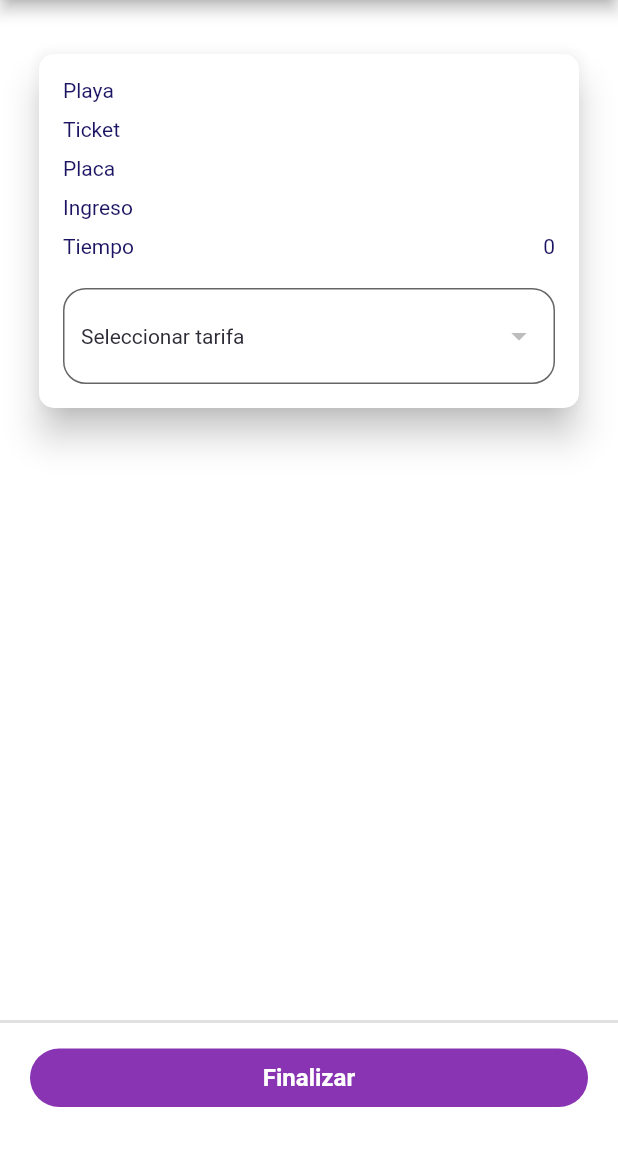
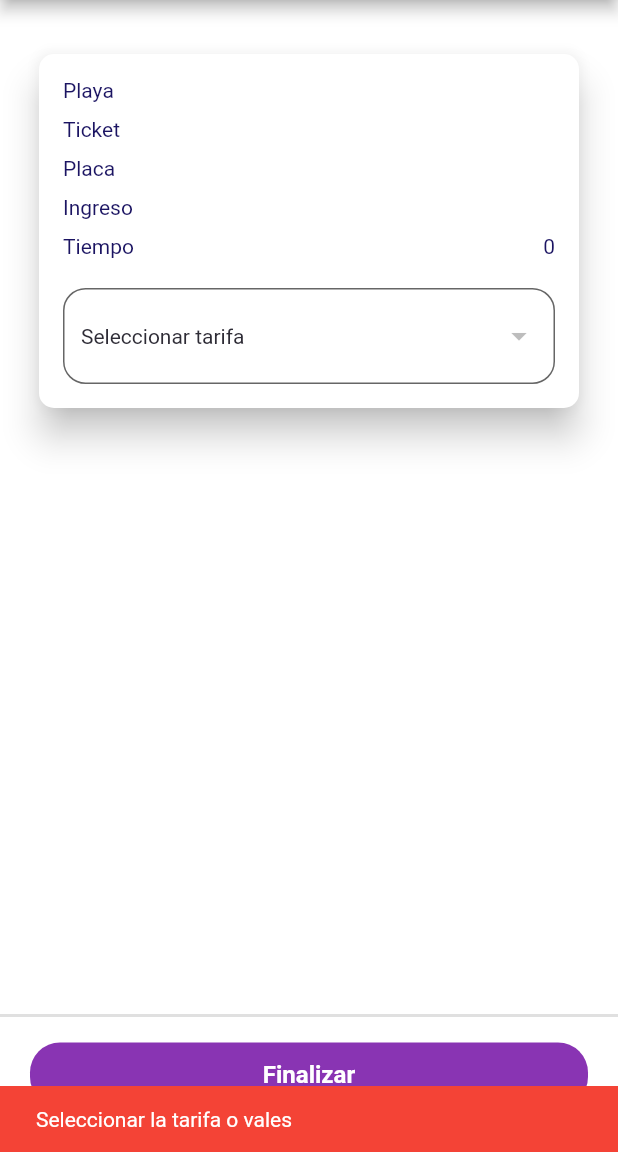
Before and after one commit to jhonkevinv/apparka-biz-copy, a Flutter app: the SelectionPage screen opened directly with empty values, after a tap on "Finalizar", on a phone screen of 412 x 824 dp, the part 84-1236 px from its top. Run offline on Flutter 3.47's test engine with Material 3 defaults, Android fonts, the phone set to English and light mode, and no system bars; our stand-ins replace dio, flutter_easyloading, get_storage; missing offline and left inert: qr_code_scanner_plus; accounts and stored records are empty.

```diff
--- a/lib/src/screen/report_screen/consumption/consumption_page.dart
+++ b/lib/src/screen/report_screen/consumption/consumption_page.dart
@@ -125,8 +125,8 @@ class _RequestPageState extends State<ConsumptionPage> {
                                 iconEnabledColor: AppTheme.primary,
                                 isExpanded: true,
                                 value: dropDownValue,
-                                onChanged: (Value) => setState(() {
-                                  dropDownValue = Value;
+                                onChanged: (value) => setState(() {
+                                  dropDownValue = value;
                                 }),
                                 items: selectItem
                                     .map((tarifa) => DropdownMenuItem(
@@ -172,7 +172,7 @@ class _RequestPageState extends State<ConsumptionPage> {
                                       AppTheme.white,
                                       FontWeight.w600),
                                 ),
-                                Container(
+                                SizedBox(
                                   height: 320,
                                   child: ListView(
                                     children: [
--- a/lib/src/screen/report_screen/report_page.dart
+++ b/lib/src/screen/report_screen/report_page.dart
@@ -1,4 +1,3 @@
-import 'package:estacionamiento_aparka/src/screen/report_screen/consumption/consumption_page.dart';
 import 'package:estacionamiento_aparka/src/screen/report_screen/request/request_page.dart';
 import 'package:estacionamiento_aparka/src/theme/app_theme.dart';
 import 'package:flutter/material.dart';
--- a/lib/src/screen/report_screen/request/request_page.dart
+++ b/lib/src/screen/report_screen/request/request_page.dart
@@ -14,7 +14,6 @@ class _RequestPageState extends State<RequestPage> {
 
   @override
   void initState() {
-    // TODO: implement initState
     super.initState();
     data();
   }
--- a/lib/src/screen/validation_screen/selection_page.dart
+++ b/lib/src/screen/validation_screen/selection_page.dart
@@ -1,12 +1,12 @@
-import 'dart:convert';
-
+import 'package:estacionamiento_aparka/src/services/services.dart';
 import 'package:estacionamiento_aparka/src/theme/app_theme.dart';
 import 'package:flutter/material.dart';
+import 'package:flutter_easyloading/flutter_easyloading.dart';
 
 class SelectionPage extends StatefulWidget {
-  SelectionPage({super.key, this.mapData});
+  const SelectionPage({super.key, this.mapData});
 
-  dynamic mapData;
+  final dynamic mapData;
 
   @override
   State<SelectionPage> createState() => _SelectionPageState();
@@ -14,15 +14,35 @@ class SelectionPage extends StatefulWidget {
 
 class _SelectionPageState extends State<SelectionPage> {
   String? dropDownValue;
-  int index = 0;
   List listDropdown = [];
-  List<String> selectItem = ['Eventuales por minuto', 'Experta Clientes 3h'];
+  List listVales = [];
+  List<int> items = [];
+  List<int> items2 = [];
 
   @override
   void initState() {
-    // TODO: implement initState
     super.initState();
+    items = List.generate(widget.mapData['vales'].length, (index) => 0);
+    items2 = List.generate(widget.mapData['vales'].length,
+        (index) => widget.mapData['vales'][index]['minutosNumero']);
     listDropdown = widget.mapData['tarifas'];
+    listVales = widget.mapData['vales'];
+  }
+
+  // Incrementar valor
+  void increment(int index) {
+    setState(() {
+      items[index]++;
+    });
+  }
+
+  // Decrementar valor
+  void decrement(int index) {
+    setState(() {
+      if (items[index] > 0) {
+        items[index]--;
+      }
+    });
   }
 
   @override
@@ -68,23 +88,28 @@ class _SelectionPageState extends State<SelectionPage> {
                           padding: const EdgeInsets.all(16),
                           child: Column(
                             children: [
-                              TextCard('Playa', widget.mapData['idPlaya'].toString()),
+                              TextCard('Playa',
+                                  widget.mapData['idPlaya'].toString()),
                               const SizedBox(
                                 height: 10,
                               ),
-                              TextCard('Ticket', widget.mapData['numero'].toString()),
+                              TextCard('Ticket',
+                                  widget.mapData['numero'].toString()),
                               const SizedBox(
                                 height: 10,
                               ),
-                              TextCard('Placa',  widget.mapData['placa'].toString()),
+                              TextCard('Placa',
+                                  widget.mapData['placa'] ?? 'Sin placa'),
                               const SizedBox(
                                 height: 10,
                               ),
-                              TextCard('Ingreso', widget.mapData['horaIngreso'].toString()),
+                              TextCard('Ingreso',
+                                  widget.mapData['horaIngreso'].toString()),
                               const SizedBox(
                                 height: 10,
                               ),
-                              TextCard('Tiempo', widget.mapData['tiempoTotal'].toString()),
+                              TextCard('Tiempo',
+                                  widget.mapData['tiempoTotal'].toString()),
                               const SizedBox(
                                 height: 20,
                               ),
@@ -124,11 +149,12 @@ class _SelectionPageState extends State<SelectionPage> {
                           ),
                         ),
                       )),
-                  if (dropDownValue == 'Eventuales por minuto')
-                    Column(
-                      children: [
-                        Padding(
-                            padding: const EdgeInsets.only(top: 10, bottom: 10),
+                  Flexible(
+                      child: ListView.builder(
+                    itemCount: listVales.length,
+                    itemBuilder: (context, index) {
+                      return Padding(
+                          padding: const EdgeInsets.only(top: 8, bottom: 8),
                           child: Card(
                             color: AppTheme.white,
                             shape: RoundedRectangleBorder(
@@ -140,35 +166,35 @@ class _SelectionPageState extends State<SelectionPage> {
                                   left: 16, right: 16, top: 20, bottom: 20),
                               child: Row(
                                 children: [
-                                    const Expanded(
+                                  Expanded(
                                       flex: 5,
                                       child: Column(
                                         crossAxisAlignment:
                                             CrossAxisAlignment.start,
                                         children: [
                                           Text(
-                                              'Vales 30 minutos',
-                                              style: TextStyle(
+                                            'Vales ${listVales[index]['minutosNumero']} minutos',
+                                            style: const TextStyle(
                                                 fontSize: 16,
                                                 color: AppTheme.secondary,
                                                 fontWeight: FontWeight.w500),
                                           ),
-                                            SizedBox(
+                                          const SizedBox(
                                             height: 15,
                                           ),
                                           Text(
-                                              'Saldo: 10 vales',
-                                              style: TextStyle(
+                                            'Saldo: ${listVales[index]['cantidad']} vales',
+                                            style: const TextStyle(
                                                 fontSize: 14,
                                                 color: AppTheme.secondary,
                                                 fontWeight: FontWeight.w400),
                                           ),
-                                            SizedBox(
+                                          const SizedBox(
                                             height: 8,
                                           ),
                                           Text(
-                                              'Asignado: 3 vales',
-                                              style: TextStyle(
+                                            'Asignado: ${items[index].toString()} vales',
+                                            style: const TextStyle(
                                                 fontSize: 14,
                                                 color: AppTheme.secondary,
                                                 fontWeight: FontWeight.w400),
@@ -197,10 +223,10 @@ class _SelectionPageState extends State<SelectionPage> {
                                               children: [
                                                 GestureDetector(
                                                     onTap: () {
-                                                        if (index > 0) {
-                                                          setState(() {
-                                                            index--;
-                                                          });
+                                                      if (listVales[index]
+                                                              ['cantidad'] >
+                                                          0) {
+                                                        decrement(index);
                                                       }
                                                     },
                                                     child: const Icon(
@@ -212,11 +238,10 @@ class _SelectionPageState extends State<SelectionPage> {
                                                   width: 8,
                                                 ),
                                                 Text(
-                                                    index.toString(),
+                                                  items[index].toString(),
                                                   style: const TextStyle(
                                                       fontSize: 14,
-                                                        color:
-                                                            AppTheme.secondary,
+                                                      color: AppTheme.secondary,
                                                       fontWeight:
                                                           FontWeight.w400),
                                                 ),
@@ -225,10 +250,10 @@ class _SelectionPageState extends State<SelectionPage> {
                                                 ),
                                                 GestureDetector(
                                                     onTap: () {
-                                                        if (index < 3) {
-                                                          setState(() {
-                                                            index++;
-                                                          });
+                                                      if (items[index] <
+                                                          listVales[index]
+                                                              ['cantidad']) {
+                                                        increment(index);
                                                       }
                                                     },
                                                     child: const Icon(
@@ -244,115 +269,9 @@ class _SelectionPageState extends State<SelectionPage> {
                                 ],
                               ),
                             ),
-                            )),
-                        Padding(
-                            padding: const EdgeInsets.only(top: 10, bottom: 10),
-                            child: Card(
-                              color: AppTheme.white,
-                              shape: RoundedRectangleBorder(
-                                  borderRadius: BorderRadius.circular(10)),
-                              margin: const EdgeInsets.all(10),
-                              elevation: 10,
-                              child: Padding(
-                                padding: const EdgeInsets.only(
-                                    left: 16, right: 16, top: 20, bottom: 20),
-                                child: Row(
-                                  children: [
-                                    const Expanded(
-                                        flex: 5,
-                                        child: Column(
-                                          crossAxisAlignment:
-                                              CrossAxisAlignment.start,
-                                          children: [
-                                            Text(
-                                              'Vales 60 minutos',
-                                              style: TextStyle(
-                                                  fontSize: 16,
-                                                  color: AppTheme.secondary,
-                                                  fontWeight: FontWeight.w500),
-                                            ),
-                                            SizedBox(
-                                              height: 15,
-                                            ),
-                                            Text(
-                                              'Saldo: 10 vales',
-                                              style: TextStyle(
-                                                  fontSize: 14,
-                                                  color: AppTheme.secondary,
-                                                  fontWeight: FontWeight.w400),
-                                            ),
-                                            SizedBox(
-                                              height: 8,
-                                            ),
-                                            Text(
-                                              'Asignado: 0 vales',
-                                              style: TextStyle(
-                                                  fontSize: 14,
-                                                  color: AppTheme.secondary,
-                                                  fontWeight: FontWeight.w400),
-                                            )
-                                          ],
-                                        )),
-                                    Expanded(
-                                        flex: 3,
-                                        child: Row(
-                                          mainAxisAlignment:
-                                              MainAxisAlignment.end,
-                                          children: [
-                                            Container(
-                                              decoration: BoxDecoration(
-                                                  color: AppTheme.white,
-                                                  borderRadius:
-                                                      BorderRadius.circular(10),
-                                                  border: Border.all(
-                                                      color: AppTheme.primary)),
-                                              padding: const EdgeInsets.only(
-                                                  top: 10,
-                                                  bottom: 10,
-                                                  left: 8,
-                                                  right: 8),
-                                              child: Row(
-                                                children: [
-                                                  GestureDetector(
-                                                      onTap: () {},
-                                                      child: const Icon(
-                                                        Icons.remove,
-                                                        color: AppTheme.primary,
-                                                        size: 20,
-                                                      )),
-                                                  const SizedBox(
-                                                    width: 8,
-                                                  ),
-                                                  const Text(
-                                                    '0',
-                                                    style: TextStyle(
-                                                        fontSize: 14,
-                                                        color:
-                                                            AppTheme.secondary,
-                                                        fontWeight:
-                                                            FontWeight.w400),
-                                                  ),
-                                                  const SizedBox(
-                                                    width: 8,
-                                                  ),
-                                                  GestureDetector(
-                                                      onTap: () {},
-                                                      child: const Icon(
-                                                        Icons.add,
-                                                        color: AppTheme.primary,
-                                                        size: 20,
+                          ));
+                    },
                   ))
-                                                ],
-                                              ),
-                                            ),
-                                          ],
-                                        ))
-                                  ],
-                                ),
-                              ),
-                            )),
-                      ],
-                    )
                 ],
               ),
             )),
@@ -368,7 +287,12 @@ class _SelectionPageState extends State<SelectionPage> {
                         left: 20, right: 20, bottom: 30, top: 10),
                     child: Row(
                       children: [
-                        if (index != 0)
+                        if (dropDownValue != null &&
+                            List.generate(
+                                  items.length,
+                                  (index) => items[index] * items2[index],
+                                ).fold(0, (sum, number) => sum + number) >
+                                0)
                           Expanded(
                               flex: 6,
                               child: Column(
@@ -382,14 +306,17 @@ class _SelectionPageState extends State<SelectionPage> {
                                         fontWeight: FontWeight.w400),
                                   ),
                                   Text(
-                                    '${index.toString()} ${index == 1 ? 'vale' : 'vales'}',
+                                    '${items.fold(0, (sum, number) => sum + number).toString()} ${items.fold(0, (sum, number) => sum + number) == 1 ? 'vale' : 'vales'}',
                                     style: const TextStyle(
                                         fontSize: 16,
                                         color: AppTheme.secondary,
                                         fontWeight: FontWeight.w700),
                                   ),
                                   Text(
-                                    '${index * 30} minutos',
+                                    '${List.generate(
+                                      items.length,
+                                      (index) => items[index] * items2[index],
+                                    ).fold(0, (sum, number) => sum + number).toString()} minutos',
                                     style: const TextStyle(
                                         fontSize: 14,
                                         color: AppTheme.secondary,
@@ -401,13 +328,51 @@ class _SelectionPageState extends State<SelectionPage> {
                             flex: 7,
                             child: GestureDetector(
                                 onTap: () async {
-                                  if (index != 0) {
-                                    alertSuccess(context);
+                                  if (dropDownValue != null &&
+                                      List.generate(
+                                            items.length,
+                                            (index) =>
+                                                items[index] * items2[index],
+                                          ).fold(0,
+                                              (sum, number) => sum + number) >
+                                          0) {
+                                    EasyLoading.show(
+                                      status: 'Validando...',
+                                      maskType: EasyLoadingMaskType.black,
+                                    );
+                                    final result = await Services()
+                                        .consumirTicket(
+                                            context,
+                                            List.generate(
+                                              items.length,
+                                              (index) =>
+                                                  items[index] * items2[index],
+                                            ).fold(0,
+                                                (sum, number) => sum + number),
+                                            items.fold(0,
+                                                (sum, number) => sum + number),
+                                            widget.mapData['idPlaya'],
+                                            int.parse(dropDownValue ?? ''),
+                                            widget.mapData['idMovimiento']);
+
+                                    if (result == false) {
+                                      alert(context, error: true);
+                                    } else {
+                                      alert(context);
+                                    }
+                                  } else {
+                                    ScaffoldMessenger.of(context).showSnackBar(
+                                      const SnackBar(
+                                        content: Text(
+                                            'Seleccionar la tarifa o vales'),
+                                        backgroundColor: Colors.red,
+                                      ),
+                                    );
                                   }
                                 },
                                 child: Container(
                                   padding: const EdgeInsets.only(
-                                      top: 10, bottom: 10),
+                                      top: 12, bottom: 12),
                                   decoration: BoxDecoration(
                                       color: AppTheme.primary,
                                       borderRadius: BorderRadius.circular(20)),
@@ -463,26 +428,26 @@ class _SelectionPageState extends State<SelectionPage> {
     );
   }
 
-  alertSuccess(context) {
+  alert(context, {bool error = false}) {
     return showDialog(
       context: context,
       builder: (BuildContext context) {
         return PopScope(
           canPop: customLogic(),
           child: AlertDialog(
-              title: const Column(
+              title: Column(
                 children: [
                   Icon(
-                    Icons.check_circle,
-                    color: Color(0xFF6CAC3B),
+                    error ? Icons.error : Icons.check_circle,
+                    color: error ? Colors.red : const Color(0xFF6CAC3B),
                     size: 80,
                   ),
                   Text(
-                    'Ticket\nvalidado',
+                    error ? '¡Ups!' : 'Ticket\nvalidado',
                     style: TextStyle(
                         fontSize: 36,
-                        color: AppTheme.secondary,
-                        fontWeight: FontWeight.w500),
+                        color: error ? Colors.red : AppTheme.secondary,
+                        fontWeight: error ? FontWeight.w700 : FontWeight.w500),
                     textAlign: TextAlign.center,
                   )
                 ],
@@ -490,9 +455,11 @@ class _SelectionPageState extends State<SelectionPage> {
               content: Column(
                 mainAxisSize: MainAxisSize.min,
                 children: [
-                  const Text(
-                    'Se asignaron las horas\ncorrectamente',
-                    style: TextStyle(
+                  Text(
+                    error
+                        ? 'No se asignaron las horas\ncorrectamente'
+                        : 'Se asignaron las horas\ncorrectamente',
+                    style: const TextStyle(
                         fontSize: 14,
                         color: AppTheme.secondary,
                         fontWeight: FontWeight.w400),
@@ -506,7 +473,6 @@ class _SelectionPageState extends State<SelectionPage> {
                       Expanded(
                           child: GestureDetector(
                               onTap: () async {
-                                Navigator.pop(context);
                                 Navigator.pop(context);
                                 Navigator.pop(context);
                               },
```
Also changed, not shown: lib/src/screen/validation_screen/validation_page.dart (+10 -4 lines), lib/src/services/services.dart (+58 -11 lines), pubspec.yaml (+10 -0 lines), assets/icon/icon.png, assets/icon/icon_app.png, pubspec.lock, 49 other files. Lines whose indentation alone changed are shown as unchanged.
